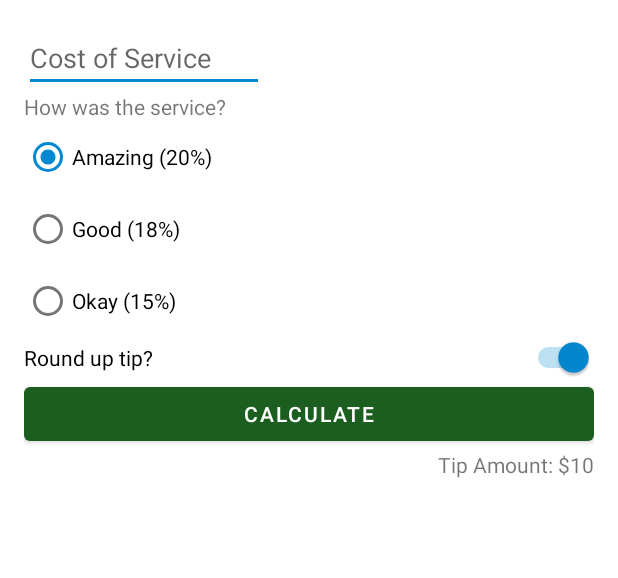
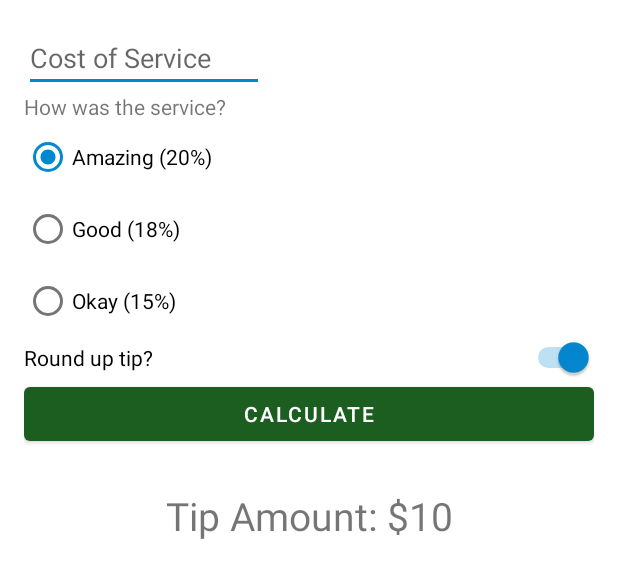
Before and after one commit to gdsduarte/Tip-Calculator, an Android app: the layout activity_tip_calculator.xml on its own in the app's theme, with its tools: preview values and no code run, on a phone screen of 412 x 824 dp. Shown: the top 578 px of the screen. Run offline under Robolectric (Android 15) with nearby library versions, the phone set to English and light mode, and no system bars.

Commit message:
First Commit

```diff
--- a/app/src/main/res/layout/activity_tip_calculator.xml
+++ b/app/src/main/res/layout/activity_tip_calculator.xml
@@ -11,11 +11,11 @@
         android:id="@+id/cost_of_service"
         android:layout_width="160dp"
         android:layout_height="wrap_content"
+        android:autofillHints=""
         android:hint="@string/cost_of_service"
         android:inputType="numberDecimal"
         app:layout_constraintStart_toStartOf="parent"
-        app:layout_constraintTop_toTopOf="parent"
-        android:autofillHints="" />
+        app:layout_constraintTop_toTopOf="parent" />
 
     <TextView
         android:id="@+id/service_question"
@@ -77,8 +77,11 @@
         android:id="@+id/tip_result"
         android:layout_width="wrap_content"
         android:layout_height="wrap_content"
+        android:layout_marginTop="26dp"
         android:text="@string/tip_amount"
+        android:textSize="26sp"
         app:layout_constraintEnd_toEndOf="parent"
+        app:layout_constraintStart_toStartOf="parent"
         app:layout_constraintTop_toBottomOf="@id/calculate_button"
         tools:text="Tip Amount: $10" />
 </androidx.constraintlayout.widget.ConstraintLayout>
```
